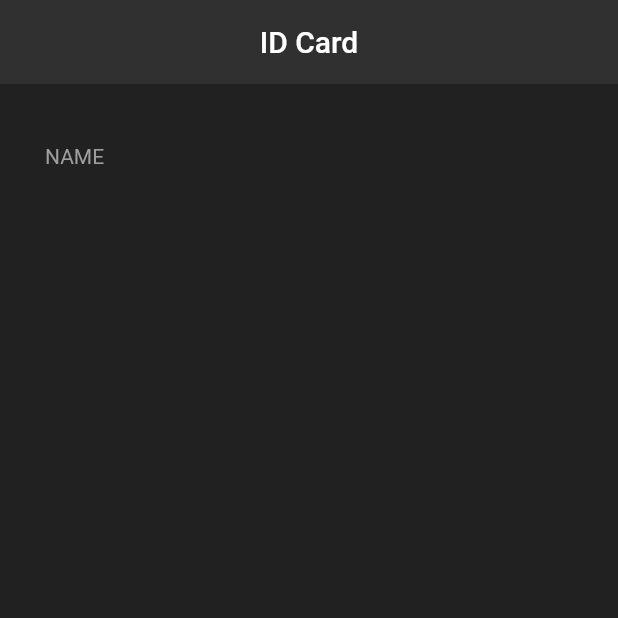
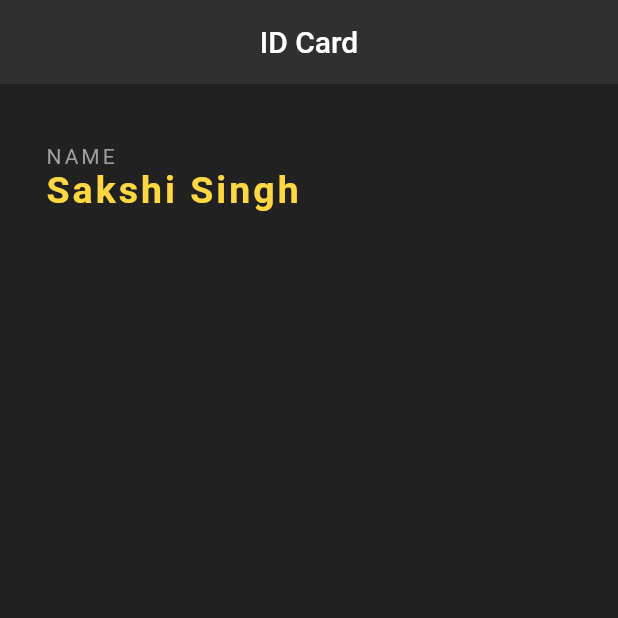
Before and after one commit to sakshi3326/ID-Card-using-Flutter, a Flutter app: the screen it shows after launch, on a phone screen of 412 x 824 dp, the top half of it. Run offline on Flutter 3.47's test engine with Material 2 defaults, Android fonts, the phone set to English and light mode, and no system bars.

Commit message:
name added

```diff
--- a/flutter_app/lib/main.dart
+++ b/flutter_app/lib/main.dart
@@ -22,14 +22,24 @@ class Card extends StatelessWidget {
        body: Padding(
          padding: EdgeInsets.fromLTRB(30.0, 40.0, 30.0, 0.0),
          child: Column(
+           crossAxisAlignment: CrossAxisAlignment.start,
            children: <Widget>[
              Text(
                'NAME',
                style: TextStyle(
                  color: Colors.grey,
-
+                 letterSpacing: 2.0,
                ),
-             )
+             ),
+             Text(
+               'Sakshi Singh',
+               style: TextStyle(
+                 color: Colors.amberAccent,
+                 letterSpacing: 2.0,
+                 fontSize: 25.0,
+                 fontWeight: FontWeight.bold,
+               ),
+             ),
            ],
          ),
        ),
```
